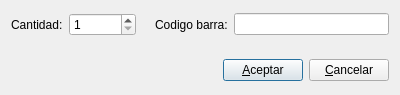
Old version of the form 999_exe/trunk/product_quantity_dialog/product_quantity_dialog.ui in the repository brBart/project-999.
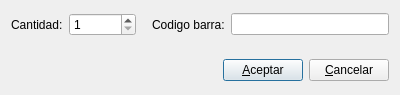
New version of the form.

Patch:
```diff
--- a/999_exe/trunk/product_quantity_dialog/product_quantity_dialog.ui
+++ b/999_exe/trunk/product_quantity_dialog/product_quantity_dialog.ui
@@ -46,7 +46,7 @@
        </property>
        <property name="sizeHint" stdset="0">
         <size>
-         <width>13</width>
+         <width>10</width>
          <height>20</height>
         </size>
        </property>
```
